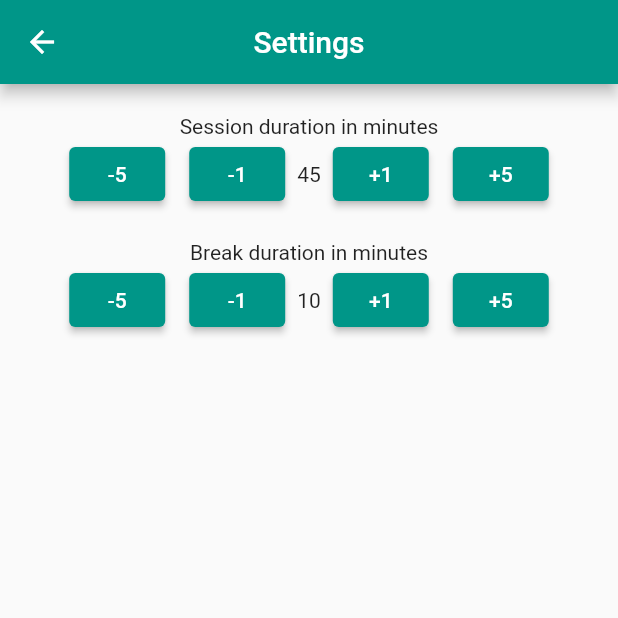
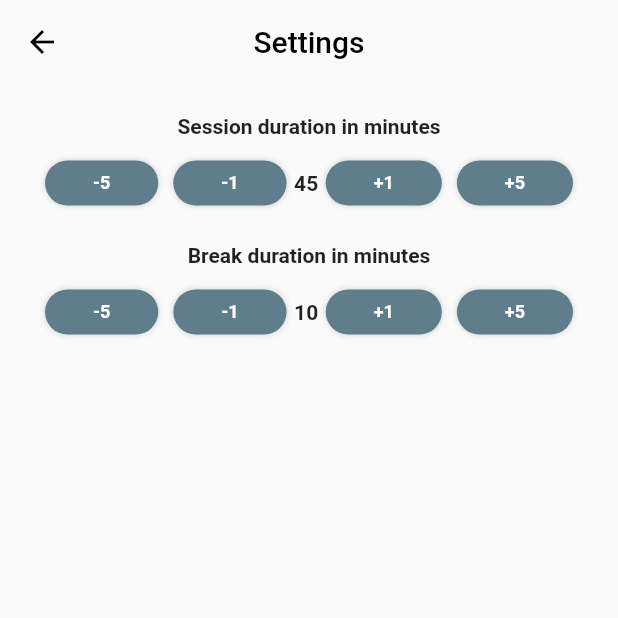
Before and after one commit to cchampou/pomodoro, a Flutter app: the screen it shows after launch, after a tap on "Start", after a tap on "Reset", after a tap on the "settings" icon, on a phone screen of 412 x 824 dp, the top half of it. Run offline on Flutter 3.47's test engine with Material 2 defaults, Android fonts, the light colour scheme and no system bars; our stand-ins replace audioplayers.

Commit message:
feat: new UI design

```diff
--- /dev/null
+++ b/lib/components/button.dart
@@ -0,0 +1,51 @@
+import 'package:flutter/material.dart';
+
+class Button extends StatelessWidget {
+  Button({Key? key, required this.child, required this.onPressed})
+      : super(key: key);
+
+  final Widget child;
+  final VoidCallback onPressed;
+
+  @override
+  Widget build(BuildContext context) {
+    return Padding(
+      padding: const EdgeInsets.all(5),
+      child: Container(
+        decoration: BoxDecoration(
+          boxShadow: [
+            BoxShadow(
+              color: Colors.grey.withOpacity(0.5),
+              blurRadius: 3,
+            )
+          ],
+          borderRadius: BorderRadius.circular(100),
+          gradient: LinearGradient(
+            begin: Alignment.topLeft,
+            end: Alignment.bottomRight,
+            colors: [
+              Theme.of(context).colorScheme.primary,
+              Theme.of(context).colorScheme.secondary,
+            ],
+          ),
+        ),
+        child: InkWell(
+          onTap: onPressed,
+          borderRadius: BorderRadius.circular(100),
+          child: Padding(
+            padding:
+                const EdgeInsets.only(top: 8, bottom: 8, left: 32, right: 32),
+            child: DefaultTextStyle(
+              style: const TextStyle(
+                color: Colors.white,
+                fontWeight: FontWeight.bold,
+                fontSize: 12,
+              ),
+              child: Container(child: child),
+            ),
+          ),
+        ),
+      ),
+    );
+  }
+}
--- a/lib/main.dart
+++ b/lib/main.dart
@@ -1,6 +1,7 @@
 import 'dart:async';
 import 'package:audioplayers/audioplayers.dart';
 import 'package:flutter/material.dart';
+import 'components/button.dart';
 import 'counter.dart';
 import 'settings/settings_page.dart';
 import 'package:provider/provider.dart';
@@ -21,8 +22,8 @@ class MyApp extends StatelessWidget {
   Widget build(BuildContext context) {
     return MaterialApp(
       theme: ThemeData(
-          primaryColor: const Color(0xFF52FFB8),
-          colorScheme: ColorScheme.fromSwatch(primarySwatch: Colors.teal)),
+          primaryColor: Colors.white,
+          colorScheme: ColorScheme.fromSwatch(primarySwatch: Colors.blueGrey)),
       home: const MyHomePage(),
     );
   }
@@ -104,44 +105,54 @@ class _MyHomePageState extends State<MyHomePage> {
       appBar: AppBar(
         title: const Text('Pomodoro timer'),
         centerTitle: true,
+        backgroundColor: Colors.transparent,
+        elevation: 0,
+        foregroundColor: Colors.black,
       ),
       body: Center(
           child: Column(
               mainAxisAlignment: MainAxisAlignment.center,
               children: <Widget>[
-            Text(currentTimerType == timerType.sessionType
-                ? 'Work time 🤓'
-                : 'Break time ✨'),
+            Text(
+                currentTimerType == timerType.sessionType
+                    ? 'Work time 🤓'
+                    : 'Break time ✨',
+                style:
+                    const TextStyle(fontSize: 40, fontWeight: FontWeight.w100)),
+            const SizedBox(height: 40),
             Counter(count: currentTime),
-            ElevatedButton(
+            Button(
               onPressed: playPause,
               child: Row(
                 mainAxisSize: MainAxisSize.min,
                 children: [
                   Text(isRunning ? 'Pause' : 'Start'),
-                  Icon(isRunning ? Icons.pause : Icons.play_arrow),
+                  Icon(isRunning ? Icons.pause : Icons.play_arrow,
+                      color: Colors.white),
                 ],
               ),
             ),
-            ElevatedButton(
+            Button(
                 onPressed: reset,
                 child: Row(
                   mainAxisSize: MainAxisSize.min,
                   children: const [
                     Text('Reset'),
-                    Icon(Icons.refresh),
+                    Icon(
+                      Icons.refresh,
+                      color: Colors.white,
+                    ),
                   ],
                 ))
           ])),
-      floatingActionButton: FloatingActionButton(
+      floatingActionButton: Button(
         onPressed: () {
           Navigator.push(
             context,
             MaterialPageRoute(builder: (context) => const SettingsPage()),
           );
         },
-        tooltip: 'Go to settings',
-        child: const Icon(Icons.settings),
+        child: const Icon(Icons.settings, color: Colors.white),
       ),
     );
   }
--- a/lib/settings/duration_control_bar.dart
+++ b/lib/settings/duration_control_bar.dart
@@ -1,8 +1,8 @@
 import 'package:flutter/material.dart';
 
+import '../components/button.dart';
 import '../utils.dart';
 import '../main.dart';
-import 'increment_buttons.dart';
 
 class DurationControlBar extends StatelessWidget {
   DurationControlBar(
@@ -22,35 +22,37 @@ class DurationControlBar extends StatelessWidget {
         padding: const EdgeInsets.only(top: 20),
         child: Column(
           children: [
-            Text(label),
+            Text(label, style: const TextStyle(fontWeight: FontWeight.bold)),
+            const SizedBox(height: 10),
             Row(
               mainAxisAlignment: MainAxisAlignment.center,
               children: [
-                IncrementButton(
+                Button(
                     onPressed: () {
                       settings.alterDurationSettings(
                           type, const Duration(minutes: -5));
                     },
-                    text: '-5'),
-                IncrementButton(
+                    child: const Text('-5')),
+                Button(
                     onPressed: () {
                       settings.alterDurationSettings(
                           type, const Duration(minutes: -1));
                     },
-                    text: '-1'),
-                Text(twoDigits(settings.getDurationByType(type).inMinutes)),
-                IncrementButton(
+                    child: const Text('-1')),
+                Text(twoDigits(settings.getDurationByType(type).inMinutes),
+                    style: const TextStyle(fontWeight: FontWeight.bold)),
+                Button(
                     onPressed: () {
                       settings.alterDurationSettings(
                           type, const Duration(minutes: 1));
                     },
-                    text: '+1'),
-                IncrementButton(
+                    child: const Text('+1')),
+                Button(
                     onPressed: () {
                       settings.alterDurationSettings(
                           type, const Duration(minutes: 5));
                     },
-                    text: '+5'),
+                    child: const Text('+5')),
               ],
             ),
           ],
--- a/lib/settings/settings_page.dart
+++ b/lib/settings/settings_page.dart
@@ -13,6 +13,9 @@ class SettingsPage extends StatelessWidget {
       appBar: AppBar(
         title: const Text('Settings'),
         centerTitle: true,
+        backgroundColor: Colors.transparent,
+        elevation: 0,
+        foregroundColor: Colors.black,
       ),
       body: Consumer<Settings>(
         builder: (context, settings, child) => Column(
--- a/pubspec.yaml
+++ b/pubspec.yaml
@@ -3,7 +3,7 @@ description: A pomodoro timer
 
 publish_to: 'none' # Remove this line if you wish to publish to pub.dev
 
-version: 1.0.0+4
+version: 1.0.0+5
 
 environment:
   sdk: ">=2.16.2 <3.0.0"
```
